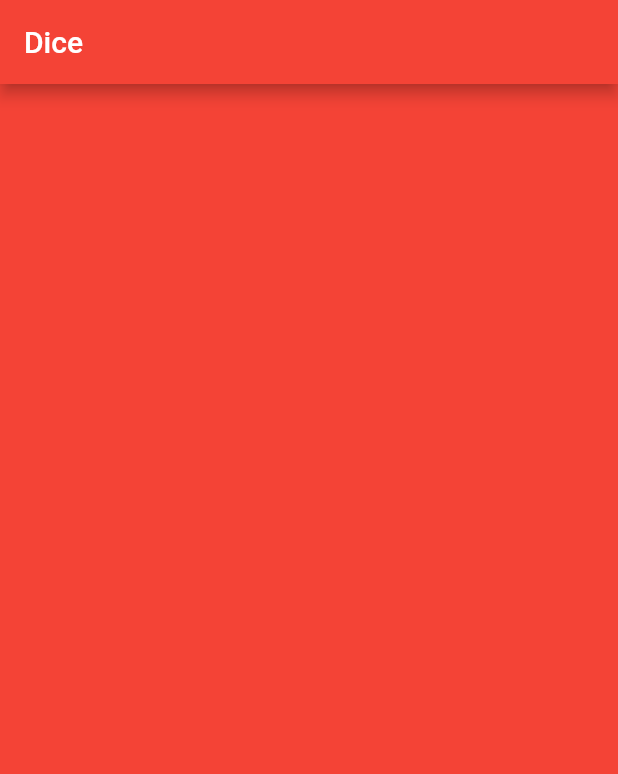
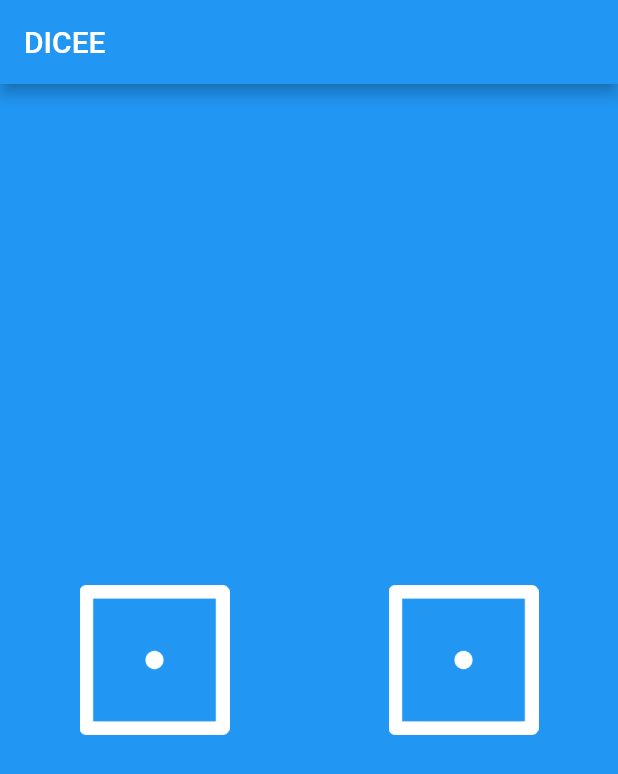
Before and after one commit to HeratUni-CS/dicee-abbas-roholamin, a Flutter app: the screen it shows after launch, on a phone screen of 412 x 824 dp. Shown: the top 774 px of the screen. Run offline on Flutter 3.47's test engine with Material 2 defaults, Android fonts, the phone set to English and light mode, and no system bars.

Commit message:
Done dicee project

```diff
--- a/lib/main.dart
+++ b/lib/main.dart
@@ -1,23 +1,59 @@
+import 'dart:math';
+
 import 'package:flutter/material.dart';
 
 void main() {
-  runApp(
+  return runApp(
     MaterialApp(
       home: Scaffold(
-        backgroundColor: Colors.red,
+        backgroundColor: Colors.blue,
         appBar: AppBar(
-          backgroundColor: Colors.red,
-          title: Text('Dice'),
+          title: const Text('DICEE'),
+          backgroundColor: Colors.blue,
         ),
-        body: MyApp(),
+        body: Home(),
       ),
     ),
   );
 }
 
-class MyApp extends StatelessWidget {
+class Home extends StatefulWidget {
+  @override
+  State<Home> createState() => _HomeState();
+}
+
+class _HomeState extends State<Home> {
+  // Random number generator
+  static int getRandom() => Random().nextInt(5) + 1;
+
+  int first_player = 1;
+  int seconde_player = 1;
+
   @override
   Widget build(BuildContext context) {
-    return Container();
+    return Center(
+      child: Row(children: [
+        Expanded(
+          child: Padding(
+            padding: const EdgeInsets.all(8),
+            child: TextButton(
+              style: TextButton.styleFrom(),
+              child: Image.asset("images/dice$seconde_player.png", width: 100),
+              onPressed: () => setState(() => seconde_player = getRandom()),
+            ),
+          ),
+        ),
+        Expanded(
+          child: Padding(
+            padding: const EdgeInsets.all(8),
+            child: TextButton(
+              style: TextButton.styleFrom(),
+              child: Image.asset("images/dice$first_player.png", width: 100),
+              onPressed: () => setState(() => first_player = getRandom()),
+            ),
+          ),
+        ),
+      ]),
+    );
   }
 }
```
Also changed, not shown: pubspec.lock, 2 other files.
